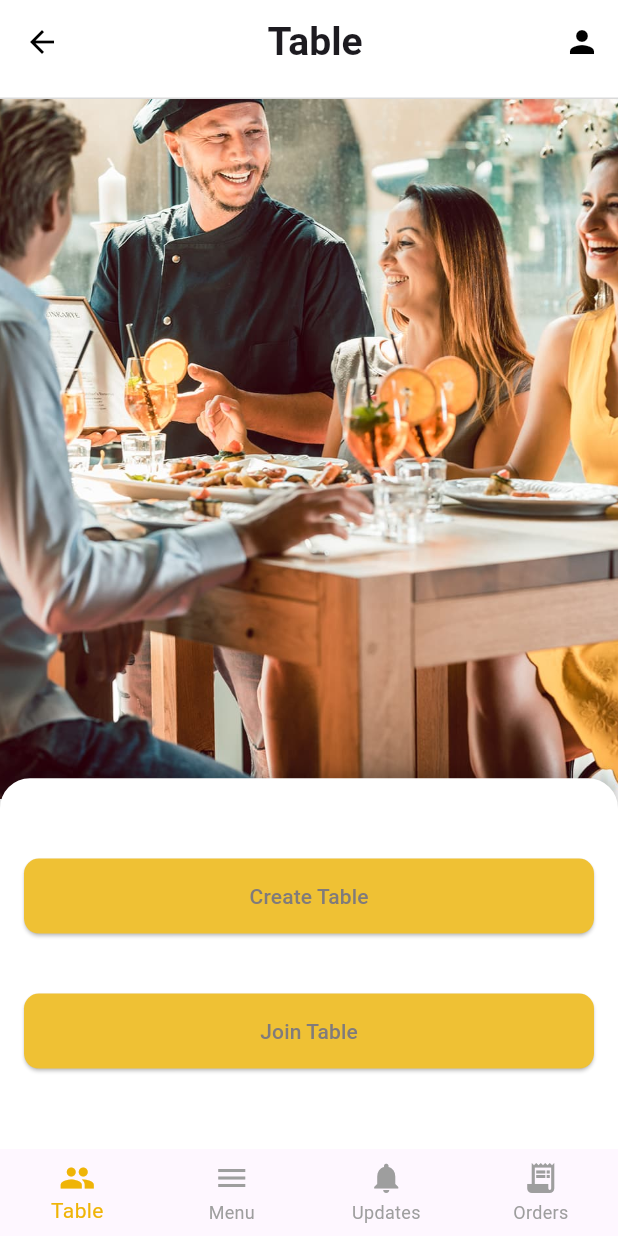
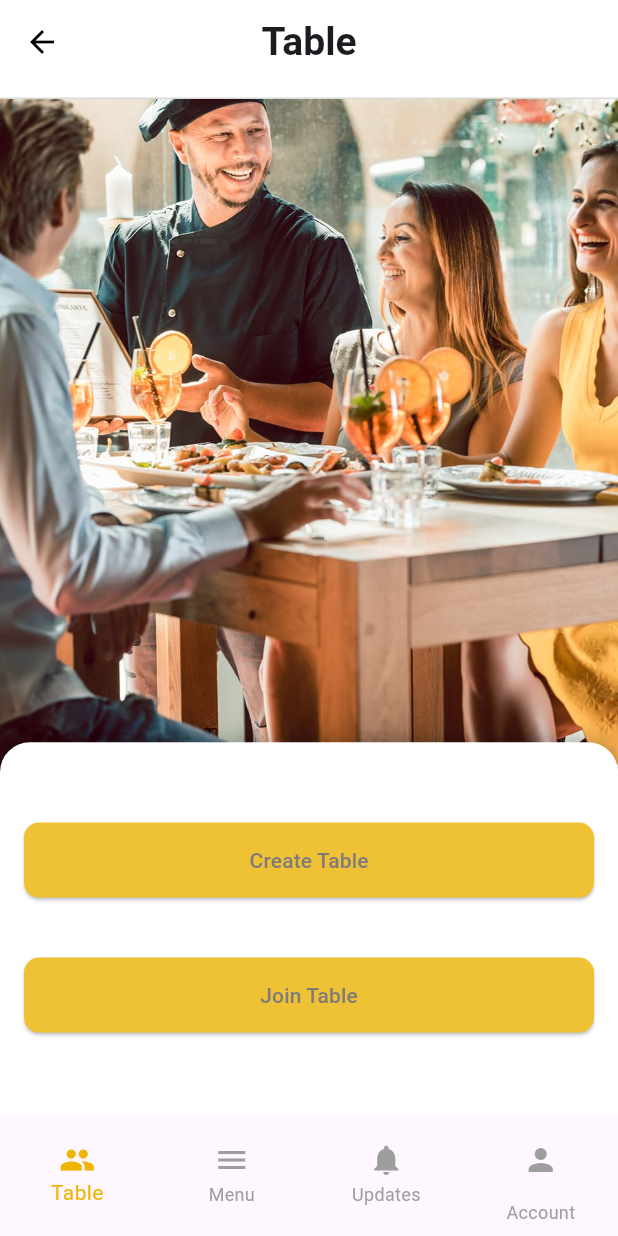
Before and after one commit to ahmedlabib02/Los-pollos, a Flutter app: the MainPage screen opened directly, on a phone screen of 412 x 824 dp. Run offline on Flutter 3.47's test engine with Material 3 defaults, Android fonts, the phone set to English and light mode, and no system bars; our stand-ins replace cloud_firestore, dropdown_button2, firebase_auth, firebase_core, firebase_messaging, firebase_storage and 4 more; missing offline and left inert: flutter_stripe; accounts and stored records are empty; Roboto replaces fonts that are missing (Mada).

Commit message:
order history and order details done

```diff
--- a/lib/screens/Client/dummy.dart
+++ b/lib/screens/Client/dummy.dart
@@ -18,7 +18,7 @@ class DummyScreen extends StatelessWidget {
       body: Center(
         child: ElevatedButton(
           onPressed: () async {
-            await populateDummy(10);
+            await populateDummyBills(10);
           },
           child: Text('Populate Dummy Menu Items'),
         ),
--- a/lib/screens/Client/main_page.dart
+++ b/lib/screens/Client/main_page.dart
@@ -4,7 +4,6 @@ import 'package:los_pollos_hermanos/models/client_model.dart';
 import 'package:los_pollos_hermanos/provider/table_state_provider.dart';
 import 'package:los_pollos_hermanos/screens/Client/add_menu_item_screen.dart';
 import 'package:los_pollos_hermanos/screens/Client/order_history_screen.dart';
-import 'package:los_pollos_hermanos/screens/Client/order_history_screen_dummy.dart';
 // import 'package:los_pollos_hermanos/screens/Client/../../shared/TableRing_wrapper.dart';
 import 'package:los_pollos_hermanos/screens/wrapper.dart';
 import 'package:los_pollos_hermanos/screens/Client/table_screen_wrapper.dart'; // Import TableScreenWrapper
@@ -30,14 +29,14 @@ class _MainPageState extends State<MainPage> {
     TableScreenWrapper(), // Table (Home)
     DummyScreen(),
     UpdatesScreen(),
-    OrderHistoryScreen(),
+    AccountScreen(),
   ];
 
   final List<String> _titles = [
     'Table',
     'Menu',
     'Updates',
-    'Orders',
+    'Account',
   ];
 
   void _onItemTapped(int index) {
@@ -54,7 +53,10 @@ class _MainPageState extends State<MainPage> {
           appBar: AppBar(
             title: const Text(
               'Account',
-              style: TextStyle(fontWeight: FontWeight.bold),
+              style: TextStyle(
+                fontWeight: FontWeight.bold,
+                fontSize: 26.0,
+              ),
             ),
             actions: [
               IconButton(
@@ -78,7 +80,16 @@ class _MainPageState extends State<MainPage> {
                 },
               ),
             ],
-            backgroundColor: Color.fromRGBO(242, 194, 48, 1),
+            backgroundColor: Colors.white,
+            elevation: 0,
+            iconTheme: const IconThemeData(color: Colors.black),
+            bottom: PreferredSize(
+              preferredSize: const Size.fromHeight(10.0),
+              child: Container(
+                color: Styles.inputFieldBorderColor,
+                height: 1.0,
+              ),
+            ),
             centerTitle: true,
           ),
           body: AccountScreen(),
@@ -87,52 +98,16 @@ class _MainPageState extends State<MainPage> {
     );
   }
 
-  /*
-  AppBar(
-        title: Text(
-          _titles[_selectedIndex],
-          style: TextStyle(fontWeight: FontWeight.bold), // Optional: Bold title
-        ),
-        backgroundColor: Color.fromRGBO(242, 194, 48, 1),
-        centerTitle: true, // Centers the title
-        leading: tableState.isInTable
-            ? null
-            : IconButton(
-                icon: Icon(Icons.arrow_back), // Back icon
-                tooltip: 'Back to Choose Restaurant',
-                onPressed: () {
-                  // Navigate back to Choose Restaurant screen
-                  Navigator.pushReplacement(
-                    context,
-                    MaterialPageRoute(
-                        builder: (context) => ChooseRestaurantScreen()),
-                  );
-                },
-              ),
-        actions: [
-          IconButton(
-            icon: Icon(Icons.person), // Account icon
-            tooltip: 'Account',
-            onPressed: () {
-              _navigateToAccountScreen(context); // Navigate to AccountScreen
-            },
-          ),
-        ],
-      )
-  */
-
   @override
   Widget build(BuildContext context) {
     final tableState = Provider.of<TableState>(context);
     return Scaffold(
       appBar: AppBar(
-        title: Center(
-          child: Text(
-            _titles[_selectedIndex],
-            style: TextStyle(
-              fontWeight: FontWeight.bold,
-              fontSize: 26.0,
-            ),
+        title: Text(
+          _titles[_selectedIndex],
+          style: TextStyle(
+            fontWeight: FontWeight.bold,
+            fontSize: 26.0,
           ),
         ),
         leading: tableState.isInTable
@@ -149,15 +124,6 @@ class _MainPageState extends State<MainPage> {
                   );
                 },
               ),
-        actions: [
-          IconButton(
-            icon: Icon(Icons.person), // Account icon
-            tooltip: 'Account',
-            onPressed: () {
-              _navigateToAccountScreen(context); // Navigate to AccountScreen
-            },
-          ),
-        ],
         backgroundColor: Colors.white,
         elevation: 0,
         iconTheme: const IconThemeData(color: Colors.black),
@@ -168,6 +134,7 @@ class _MainPageState extends State<MainPage> {
             height: 1.0,
           ),
         ),
+        centerTitle: true,
       ),
       body: _screens[_selectedIndex],
       bottomNavigationBar: Theme(
@@ -178,7 +145,7 @@ class _MainPageState extends State<MainPage> {
         child: BottomNavigationBar(
           type: BottomNavigationBarType.fixed, // Prevent tab enlargement
           elevation: 0.0, // Removes shadow effect
-          items: const [
+          items: [
             BottomNavigationBarItem(
               icon: Icon(Icons.group),
               label: 'Table',
@@ -192,8 +159,13 @@ class _MainPageState extends State<MainPage> {
               label: 'Updates',
             ),
             BottomNavigationBarItem(
-              icon: Icon(Icons.receipt_long),
-              label: 'Orders',
+              icon: IconButton(
+                icon: Icon(Icons.person),
+                onPressed: () {
+                  _navigateToAccountScreen(context);
+                },
+              ),
+              label: 'Account',
             ),
           ],
           currentIndex: _selectedIndex,
--- a/lib/shared/Styles.dart
+++ b/lib/shared/Styles.dart
@@ -6,7 +6,7 @@ class Styles {
   static const Color inputFieldBgColor = Color.fromRGBO(244, 244, 244, 1);
   static const Color inputFieldTextColor = Color.fromRGBO(50, 50, 50, 1);
   static const Color inputFieldBorderColor = Color.fromRGBO(217, 217, 217, 1);
-
+  static const Color primaryYellow = Color(0xFFF2C230);
   static const TextStyle smallHeaderTextStyle =
       TextStyle(fontSize: 20, fontWeight: FontWeight.bold, color: Colors.black);
 }
```
Also changed, not shown: lib/screens/Client/account_screen.dart (+8 -2 lines), lib/screens/Client/order_details_screen.dart (+39 -7 lines), lib/screens/Client/order_history_screen.dart (+59 -9 lines), lib/screens/Client/order_history_screen_dummy.dart (deleted, +0 -166 lines), lib/services/dummy.dart (+64 -0 lines).
